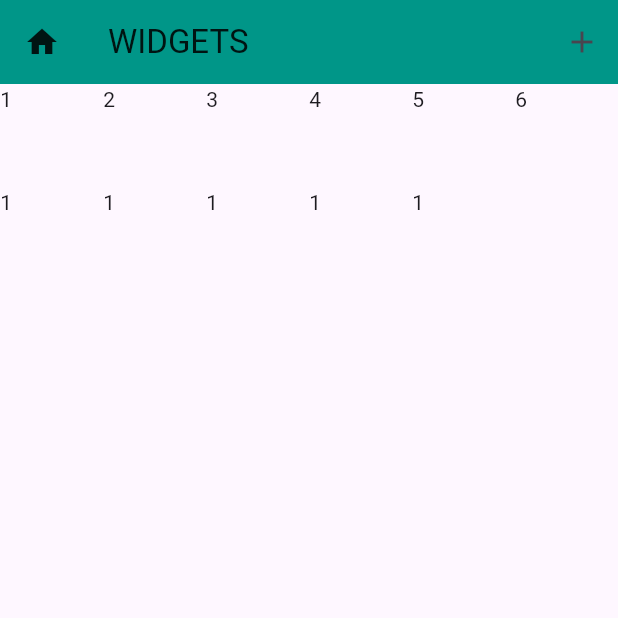
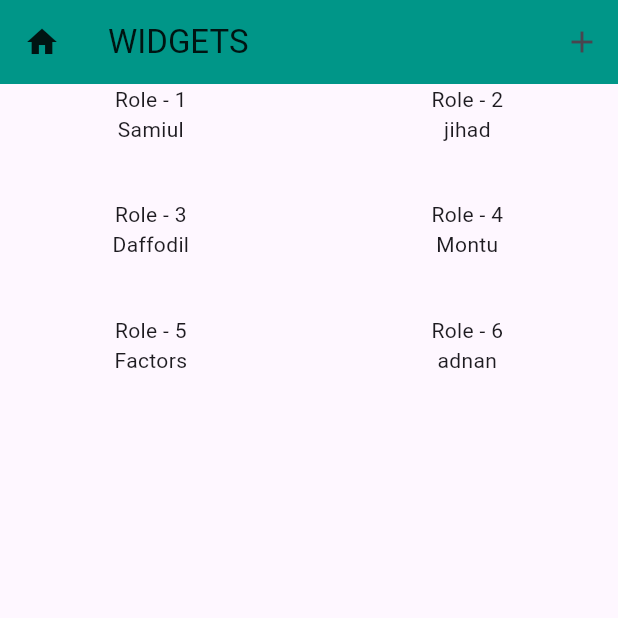
Before and after one commit to Samiul-Islam-Rafi-SWE/flutter-widgets, a Flutter app: the screen it shows after launch, on a phone screen of 412 x 824 dp, the top half of it. Run offline on Flutter 3.47's test engine with Material 3 defaults, Android fonts, the phone set to English and light mode, and no system bars.

```diff
--- a/lib/main.dart
+++ b/lib/main.dart
@@ -366,26 +366,38 @@ class Home extends StatelessWidget {
       //     );
       //   },
       // ),
+      body: GridView.builder(
+        itemCount: studentList.length,
+        gridDelegate: SliverGridDelegateWithFixedCrossAxisCount(
+          crossAxisCount: 2,
+          childAspectRatio: 3,
+          mainAxisSpacing: 10,
+          crossAxisSpacing: 10,
+        ),
+        itemBuilder: (context, index) {
+          return Column(
+            children: [Text('Role - ${index + 1}'), Text(studentList[index])],
+          );
+        },
+      ),
 
-      /** Grid Operation */
-      body: GridView(
-        gridDelegate: SliverGridDelegateWithFixedCrossAxisCount(
-          crossAxisCount: 6,
-        ),
-        children: [
-          Text('1'),
-          Text('2'),
-          Text('3'),
-          Text('4'),
-          Text('5'),
-          Text('6'),
-          Text('1'),
-          Text('1'),
-          Text('1'),
-          Text('1'),
-          Text('1'),
-        ],
-      ),
+      //   gridDelegate: SliverGridDelegateWithFixedCrossAxisCount(
+      //     crossAxisCount: 6,
+      //   ),
+      //   children: [
+      //     Text('1'),
+      //     Text('2'),
+      //     Text('3'),
+      //     Text('4'),
+      //     Text('5'),
+      //     Text('6'),
+      //     Text('1'),
+      //     Text('1'),
+      //     Text('1'),
+      //     Text('1'),
+      //     Text('1'),
+      //   ],
+      // ),
     );
   }
 }
```
